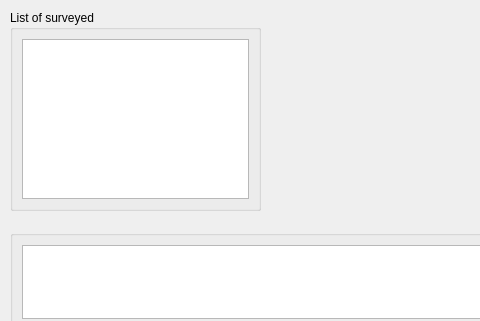
Before: the Qt Designer form shvsm/archivesurveyedshvsmintegraldialog.ui in SeregaGomen/shvsm, drawn with Qt 5; both pictures show x 0 to 480 and y 0 to 321 of the 1111 by 603 pixel window.
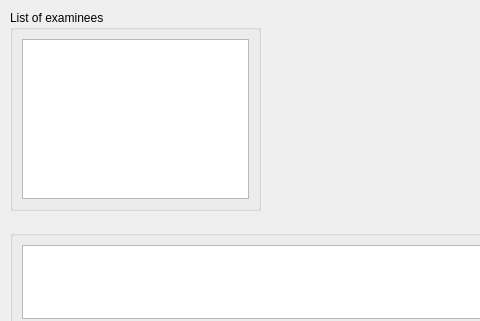
After: the same form once the commit is applied. Custom widgets are drawn as their Qt base class.

```diff
--- a/shvsm/archivesurveyedshvsmintegraldialog.ui
+++ b/shvsm/archivesurveyedshvsmintegraldialog.ui
@@ -39,7 +39,7 @@
     </rect>
    </property>
    <property name="title">
-    <string>List of surveyed</string>
+    <string>List of examinees</string>
    </property>
    <layout class="QGridLayout" name="gridLayout">
     <item row="0" column="0">
```
Left out of the diff: 2 changed lines with no effect on the pictures.
